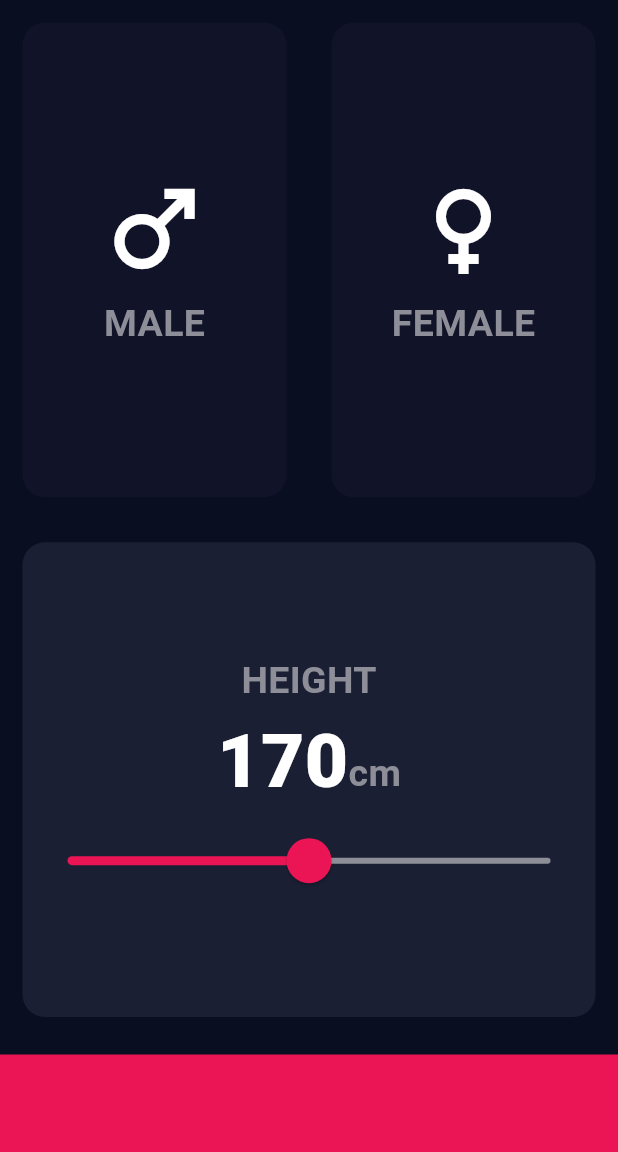
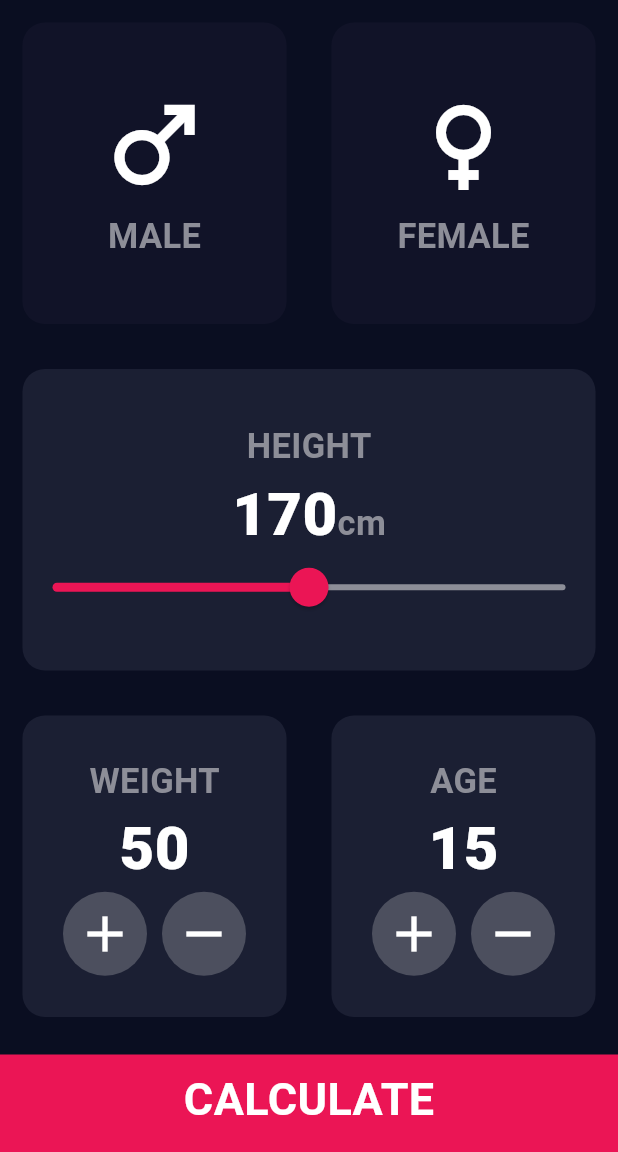
Before and after one commit to NeilGala/fitPro, a Flutter app: the screen it shows after launch, on a phone screen of 412 x 824 dp, the part 84-1236 px from its top. Run offline on Flutter 3.47's test engine with Material 3 defaults, Android fonts, the phone set to English and light mode, and no system bars.

Commit message:
Project Completed

```diff
--- /dev/null
+++ b/lib/brain.dart
@@ -0,0 +1,34 @@
+import 'dart:math';
+
+class CalculatorBrain {
+  CalculatorBrain({required this.height, required this.weight});
+
+  final int height;
+  final int weight;
+
+  double get _BMI => weight / pow(height / 100, 2); // BMI is now a getter
+
+  String calculateBMI() {
+    return _BMI.toStringAsFixed(1);
+  }
+
+  String getResult() {
+    if (_BMI > 25) {
+      return 'OVERWEIGHT';
+    } else if (_BMI > 18.5) {
+      return 'NORMAL';
+    } else {
+      return 'UNDERWEIGHT';
+    }
+  }
+
+  String getInterpretation() {
+    if (_BMI >= 25) {
+      return 'You have a higher than normal body weight. Try to exercise more.';
+    } else if (_BMI >= 18.5) {
+      return 'You have a normal body weight. Good job!';
+    } else {
+      return 'You have a lower than normal body weight. You can eat a bit more.';
+    }
+  }
+}
--- /dev/null
+++ b/lib/components/bottom_button.dart
@@ -0,0 +1,32 @@
+import 'package:flutter/material.dart';
+import '../constants.dart';
+
+class BottomButton extends StatelessWidget {
+  const BottomButton({
+    required this.onTap,
+    required this.buttonTitle,
+    Key? key,
+  }) : super(key: key); // Constructor
+
+  final VoidCallback onTap;
+  final String buttonTitle;
+  @override
+  Widget build(BuildContext context) {
+    return GestureDetector(
+      onTap: onTap,
+      child: Container(
+        child: Center(
+          child: Text(
+            buttonTitle,
+            style: KlargeButtonTextStyle,
+          ),
+        ),
+        color: KbottomContainerColor,
+        margin: EdgeInsets.only(top: 10.0),
+        padding: EdgeInsets.only(bottom: 5.0),
+        width: double.infinity,
+        height: KbottomContainerHeight,
+      ),
+    );
+  }
+}
--- a/lib/icon_content.dart
+++ b/lib/components/icon_content.dart
@@ -1,5 +1,5 @@
 import 'package:flutter/material.dart';
-import 'constants.dart';
+import '../constants.dart';
 
 class IconContent extends StatelessWidget {
   const IconContent({
--- /dev/null
+++ b/lib/components/round_icon_button.dart
@@ -0,0 +1,27 @@
+import 'package:flutter/material.dart';
+import '../constants.dart';
+
+class RoundIconButton extends StatelessWidget {
+  RoundIconButton({required this.icon, required this.onPressed});
+  final IconData icon;
+  final VoidCallback onPressed;
+
+  @override
+  Widget build(BuildContext context) {
+    return RawMaterialButton(
+      child: Icon(
+        icon,
+        color: Colors.white,
+        size: 40.0,
+      ),
+      onPressed: onPressed,
+      elevation: 0.0,
+      constraints: BoxConstraints.tightFor(
+        width: 56.0,
+        height: 56.0,
+      ),
+      shape: CircleBorder(),
+      fillColor: Color(0xFF4C4F5E),
+    );
+  }
+}
--- a/lib/constants.dart
+++ b/lib/constants.dart
@@ -8,11 +8,40 @@ const KbottomContainerColor = Color(0xFFEB1555);
 const KlabelTextStyle = TextStyle(
   color: Color(0xFF8D8E98),
   fontWeight: FontWeight.bold,
-  fontSize: 25.0,
+  fontSize: 23.0,
 );
 
 const KnumberTextStyle = TextStyle(
   color: Color(0xFFFFFFFF),
-  fontSize: 50.0,
+  fontSize: 40.0,
   fontWeight: FontWeight.w900,
 );
+
+const KlargeButtonTextStyle = TextStyle(
+  color: Color(0xFFFFFFFF),
+  fontSize: 30.0,
+  fontWeight: FontWeight.bold,
+);
+
+const KlargeLabelTextStyle = TextStyle(
+  color: Color(0xFFFFFFFF),
+  fontSize: 40.0,
+  fontWeight: FontWeight.bold,
+);
+
+const KresultTextStyle = TextStyle(
+  color: Color(0xFF24D876),
+  fontSize: 20.0,
+  fontWeight: FontWeight.bold,
+);
+
+const KBMItextStyle = TextStyle(
+  fontWeight: FontWeight.bold,
+  fontSize: 100.0,
+  color: Color(0xFFFFFFFF),
+);
+
+const KbodyTextStyle = TextStyle(
+  color: Color(0xFFFFFFFF),
+  fontSize: 22.0,
+);
--- a/lib/input_page.dart
+++ /dev/null
@@ -1,147 +0,0 @@
-import 'package:flutter/material.dart';
-import 'reusable_card.dart';
-import 'icon_content.dart';
-import 'constants.dart';
-
-enum Gender {
-  male,
-  female,
-}
-
-class InputPage extends StatefulWidget {
-  @override
-  _InputPageState createState() => _InputPageState();
-}
-
-class _InputPageState extends State<InputPage> {
-  Gender? selectedGender;
-  int height = 170;
-
-  @override
-  Widget build(BuildContext context) {
-    return Scaffold(
-      appBar: AppBar(
-        title: Text(
-          'fitPro',
-        ),
-      ),
-      body: Column(
-        crossAxisAlignment: CrossAxisAlignment.stretch,
-        children: <Widget>[
-          Expanded(
-            child: Row(
-              children: <Widget>[
-                Expanded(
-                  child: ReusableCard(
-                    onPress: () {
-                      setState(() {
-                        selectedGender = Gender.male;
-                      });
-                    },
-                    colour: selectedGender == Gender.male
-                        ? KactiveCardColor
-                        : KinactiveCardColor,
-                    cardChild: IconContent(
-                      icon: Icons.male,
-                      label: "MALE",
-                    ),
-                  ),
-                ),
-                Expanded(
-                  child: ReusableCard(
-                    onPress: () {
-                      setState(() {
-                        selectedGender = Gender.female;
-                      });
-                    },
-                    colour: selectedGender == Gender.female
-                        ? KactiveCardColor
-                        : KinactiveCardColor,
-                    cardChild: IconContent(
-                      icon: Icons.female,
-                      label: "FEMALE",
-                    ),
-                  ),
-                ),
-              ],
-            ),
-          ),
-          Expanded(
-            child: ReusableCard(
-              colour: KactiveCardColor,
-              cardChild: Column(
-                mainAxisAlignment: MainAxisAlignment.center,
-                children: <Widget>[
-                  Text(
-                    'HEIGHT',
-                    style: KlabelTextStyle,
-                  ),
-                  Row(
-                    mainAxisAlignment: MainAxisAlignment.center,
-                    crossAxisAlignment: CrossAxisAlignment.baseline,
-                    textBaseline: TextBaseline.alphabetic,
-                    children: <Widget>[
-                      Text(
-                        height.toString(),
-                        style: KnumberTextStyle,
-                      ),
-                      Text(
-                        'cm',
-                        style: KlabelTextStyle,
-                      ),
-                    ],
-                  ),
-                  SliderTheme(
-                    data: SliderTheme.of(context).copyWith(
-                      thumbShape:
-                          RoundSliderThumbShape(enabledThumbRadius: 15.0),
-                      overlayShape:
-                          RoundSliderOverlayShape(overlayRadius: 30.0),
-                    ),
-                    child: Slider(
-                      value: height.toDouble(),
-                      min: 120.0,
-                      max: 220.0,
-                      activeColor: Color(0xFFEB1555),
-                      inactiveColor: Color(0xFF8D8E98),
-                      onChanged: (double newValue) {
-                        setState(() {
-                          height = newValue.round();
-                        });
-                      },
-                    ),
-                  ),
-                ],
-              ),
-              onPress: () {},
-            ),
-          ),
-          //TODO
-          Container(
-            color: KbottomContainerColor,
-            margin: EdgeInsets.only(top: 10.0),
-            width: double.infinity,
-            height: KbottomContainerHeight,
-          ),
-        ],
-      ),
-    );
-  }
-}
-
-// Expanded(
-// child: Row(
-// children: <Widget>[
-// Expanded(
-// child: ReusableCard(
-// colour: KactiveCardColor,
-// ),
-// ),
-// Expanded(
-// child: ReusableCard(
-// colour: KactiveCardColor,
-// ),
-// ),
-// ],
-// ),
-// ),
--- a/lib/main.dart
+++ b/lib/main.dart
@@ -1,5 +1,5 @@
 import 'package:flutter/material.dart';
-import 'input_page.dart';
+import 'screens/input_page.dart';
 
 void main() => runApp(fitPro());
 
--- /dev/null
+++ b/lib/screens/input_page.dart
@@ -0,0 +1,244 @@
+import 'package:flutter/material.dart';
+import '../components/reusable_card.dart';
+import '../components/icon_content.dart';
+import '../constants.dart';
+import 'results_page.dart';
+import '../components/bottom_button.dart';
+import '../components/round_icon_button.dart';
+import 'package:fitpro/brain.dart';
+
+enum Gender {
+  male,
+  female,
+}
+
+class InputPage extends StatefulWidget {
+  @override
+  _InputPageState createState() => _InputPageState();
+}
+
+class _InputPageState extends State<InputPage> {
+  Gender? selectedGender;
+  int height = 170;
+  int weight = 50;
+  int age = 15;
+
+  @override
+  Widget build(BuildContext context) {
+    return Scaffold(
+      appBar: AppBar(
+        title: Text(
+          'fitPro',
+        ),
+      ),
+      body: Column(
+        crossAxisAlignment: CrossAxisAlignment.stretch,
+        children: <Widget>[
+          Expanded(
+            child: Row(
+              children: <Widget>[
+                Expanded(
+                  child: ReusableCard(
+                    onPress: () {
+                      setState(() {
+                        selectedGender = Gender.male;
+                      });
+                    },
+                    colour: selectedGender == Gender.male
+                        ? KactiveCardColor
+                        : KinactiveCardColor,
+                    cardChild: IconContent(
+                      icon: Icons.male,
+                      label: "MALE",
+                    ),
+                  ),
+                ),
+                Expanded(
+                  child: ReusableCard(
+                    onPress: () {
+                      setState(() {
+                        selectedGender = Gender.female;
+                      });
+                    },
+                    colour: selectedGender == Gender.female
+                        ? KactiveCardColor
+                        : KinactiveCardColor,
+                    cardChild: IconContent(
+                      icon: Icons.female,
+                      label: "FEMALE",
+                    ),
+                  ),
+                ),
+              ],
+            ),
+          ),
+          Expanded(
+            child: ReusableCard(
+              colour: KactiveCardColor,
+              cardChild: Column(
+                mainAxisAlignment: MainAxisAlignment.center,
+                children: <Widget>[
+                  Text(
+                    'HEIGHT',
+                    style: KlabelTextStyle,
+                  ),
+                  Row(
+                    mainAxisAlignment: MainAxisAlignment.center,
+                    crossAxisAlignment: CrossAxisAlignment.baseline,
+                    textBaseline: TextBaseline.alphabetic,
+                    children: <Widget>[
+                      Text(
+                        height.toString(),
+                        style: KnumberTextStyle,
+                      ),
+                      Text(
+                        'cm',
+                        style: KlabelTextStyle,
+                      ),
+                    ],
+                  ),
+                  SliderTheme(
+                    data: SliderTheme.of(context).copyWith(
+                      thumbShape:
+                          RoundSliderThumbShape(enabledThumbRadius: 13.0),
+                      overlayShape:
+                          RoundSliderOverlayShape(overlayRadius: 20.0),
+                    ),
+                    child: Slider(
+                      value: height.toDouble(),
+                      min: 120.0,
+                      max: 220.0,
+                      activeColor: Color(0xFFEB1555),
+                      inactiveColor: Color(0xFF8D8E98),
+                      onChanged: (double newValue) {
+                        setState(() {
+                          height = newValue.round();
+                        });
+                      },
+                    ),
+                  ),
+                ],
+              ),
+              onPress: () {},
+            ),
+          ),
+          Expanded(
+            child: Row(
+              children: <Widget>[
+                Expanded(
+                  child: ReusableCard(
+                    colour: KactiveCardColor,
+                    cardChild: Column(
+                      mainAxisAlignment: MainAxisAlignment.center,
+                      children: <Widget>[
+                        Text(
+                          'WEIGHT',
+                          style: KlabelTextStyle,
+                        ),
+                        Text(
+                          weight.toString(),
+                          style: KnumberTextStyle,
+                        ),
+                        Row(
+                          mainAxisAlignment: MainAxisAlignment.center,
+                          children: <Widget>[
+                            RoundIconButton(
+                              icon: Icons.add,
+                              onPressed: () {
+                                setState(() {
+                                  weight = weight + 1;
+                                });
+                              },
+                            ),
+                            SizedBox(
+                              width: 10.0,
+                            ),
+                            RoundIconButton(
+                              icon: Icons.remove,
+                              onPressed: () {
+                                setState(() {
+                                  weight = weight - 1;
+                                });
+                              },
+                            ),
+                          ],
+                        ),
+                      ],
+                    ),
+                    onPress: () {
+                      //On press logic here
+                    },
+                  ),
+                ),
+                Expanded(
+                  child: ReusableCard(
+                    colour: KactiveCardColor,
+                    cardChild: Column(
+                      mainAxisAlignment: MainAxisAlignment.center,
+                      children: <Widget>[
+                        Text(
+                          'AGE',
+                          style: KlabelTextStyle,
+                        ),
+                        Text(
+                          age.toString(),
+                          style: KnumberTextStyle,
+                        ),
+                        Row(
+                          mainAxisAlignment: MainAxisAlignment.center,
+                          children: <Widget>[
+                            RoundIconButton(
+                              icon: Icons.add,
+                              onPressed: () {
+                                setState(() {
+                                  age = age + 1;
+                                });
+                              },
+                            ),
+                            SizedBox(
+                              width: 10.0,
+                            ),
+                            RoundIconButton(
+                              icon: Icons.remove,
+                              onPressed: () {
+                                setState(() {
+                                  age = age - 1;
+                                });
+                              },
+                            ),
+                          ],
+                        ),
+                      ],
+                    ),
+                    onPress: () {
+                      //On press logic here
+                    },
+                  ),
+                ),
+              ],
+            ),
+          ),
+          BottomButton(
+            buttonTitle: 'CALCULATE',
+            onTap: () {
+              CalculatorBrain obj = CalculatorBrain(
+                height: height,
+                weight: weight,
+              );
+              Navigator.push(
+                context,
+                MaterialPageRoute(
+                  builder: (context) => ResultsPage(
+                    resultText: obj.getResult(),
+                    BMIresult: obj.calculateBMI(),
+                    interpretation: obj.getInterpretation(),
+                  ),
+                ),
+              );
+            },
+          ),
+        ],
+      ),
+    );
+  }
+}
```
Also changed, not shown: lib/screens/results_page.dart (added, +72 -0 lines), lib/components/reusable_card.dart (renamed from lib/reusable_card.dart).
